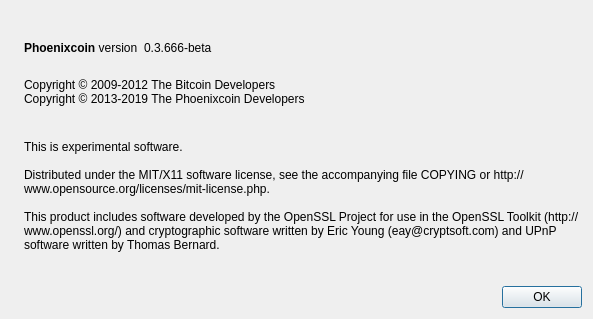
Above: src/qt/forms/aboutdialog.ui from ghostlander/Phoenixcoin-v0.7 before the change. Below: the same form after it.
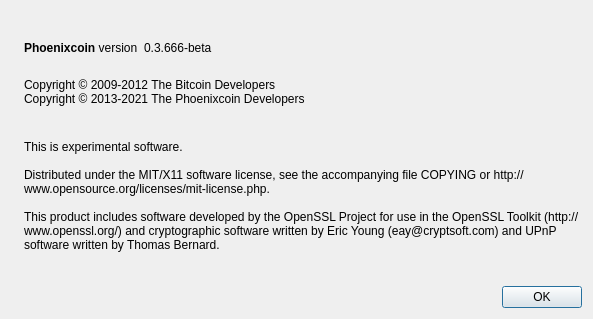
That is the form after the change. Icons and pictures are not drawn.

Diff of the .ui file:
```diff
--- a/src/qt/forms/aboutdialog.ui
+++ b/src/qt/forms/aboutdialog.ui
@@ -93,7 +93,7 @@
        <property name="text">
         <string>
 Copyright © 2009-2012 The Bitcoin Developers
-Copyright © 2013-2019 The Phoenixcoin Developers
+Copyright © 2013-2021 The Phoenixcoin Developers
         </string>
        </property>
        <property name="textInteractionFlags">
```
